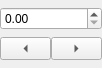
The window that share/imblSlits/driver.ui (AustralianSynchrotron/imblSlits) describes before a commit, drawn with Qt 5.
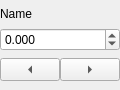
The same window after the commit. Custom widgets are drawn as their Qt base class.

Patch:
```diff
--- a/share/imblSlits/driver.ui
+++ b/share/imblSlits/driver.ui
@@ -6,8 +6,8 @@
    <rect>
     <x>0</x>
     <y>0</y>
-    <width>102</width>
-    <height>68</height>
+    <width>120</width>
+    <height>90</height>
    </rect>
   </property>
   <property name="sizePolicy">
@@ -35,7 +35,7 @@
    <property name="spacing">
     <number>0</number>
    </property>
-   <item row="1" column="0">
+   <item row="2" column="0">
     <widget class="QToolButton" name="negative">
      <property name="sizePolicy">
       <sizepolicy hsizetype="Minimum" vsizetype="Fixed">
@@ -51,10 +51,20 @@
      </property>
     </widget>
    </item>
-   <item row="0" column="0" colspan="2">
-    <widget class="QDoubleSpinBox" name="position"/>
+   <item row="1" column="0" colspan="2">
+    <widget class="QMDoubleSpinBox" name="position">
+     <property name="decimals">
+      <number>3</number>
+     </property>
+     <property name="minimum">
+      <double>-10000.000000000000000</double>
+     </property>
+     <property name="maximum">
+      <double>10000.000000000000000</double>
+     </property>
+    </widget>
    </item>
-   <item row="1" column="1">
+   <item row="2" column="1">
     <widget class="QToolButton" name="positive">
      <property name="sizePolicy">
       <sizepolicy hsizetype="Minimum" vsizetype="Fixed">
@@ -70,8 +80,32 @@
      </property>
     </widget>
    </item>
+   <item row="0" column="0" colspan="2">
+    <widget class="QLabel" name="label">
+     <property name="sizePolicy">
+      <sizepolicy hsizetype="Preferred" vsizetype="Fixed">
+       <horstretch>0</horstretch>
+       <verstretch>0</verstretch>
+      </sizepolicy>
+     </property>
+     <property name="text">
+      <string>Name</string>
+     </property>
+    </widget>
+   </item>
   </layout>
  </widget>
+ <customwidgets>
+  <customwidget>
+   <class>QMDoubleSpinBox</class>
+   <extends>QDoubleSpinBox</extends>
+   <header location="global">qtpvwidgets.h</header>
+   <slots>
+    <signal>valueEdited(double)</signal>
+    <signal>escaped()</signal>
+   </slots>
+  </customwidget>
+ </customwidgets>
  <resources/>
  <connections/>
 </ui>
```
